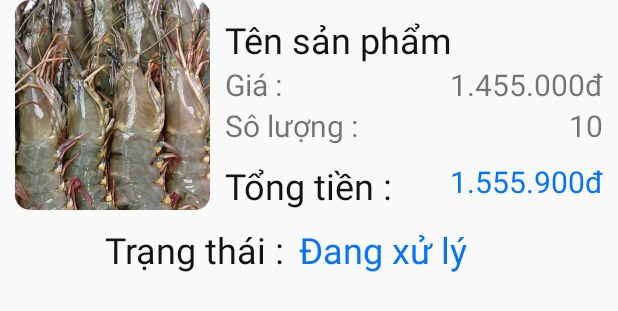
After one commit to vanthongxtt/SeaMarketApp, an Android app: the layout custom_item_order.xml on its own in the app's theme, with its tools: preview values and no code run, on a phone screen of 412 x 824 dp. The commit adds this screen. Shown: the top 311 px of the screen. Run offline under Robolectric (Android 15) with nearby library versions, the phone set to English and light mode, and no system bars.

Commit message:
custom_item_order.xml

```diff
--- a/app/src/main/java/com/sefvi/seamarket/View/Activity/Personal/SettingActivity.java
+++ b/app/src/main/java/com/sefvi/seamarket/View/Activity/Personal/SettingActivity.java
@@ -6,6 +6,7 @@ import android.content.Intent;
 import android.os.Bundle;
 import android.view.View;
 import android.widget.ImageView;
+import android.widget.LinearLayout;
 import android.widget.RelativeLayout;
 import android.widget.TextView;
 
@@ -15,6 +16,7 @@ import com.sefvi.seamarket.View.Activity.ChangeInforActivity;
 
 public class SettingActivity extends AppCompatActivity {
     RelativeLayout language,changeinformation;
+    LinearLayout settingLogOut;
     @Override
     protected void onCreate(Bundle savedInstanceState) {
         super.onCreate(savedInstanceState);
@@ -35,6 +37,8 @@ public class SettingActivity extends AppCompatActivity {
     private void  initEvents() {
         language = findViewById(R.id.setting_language);
         changeinformation=findViewById(R.id.setting_change_information);
+        settingLogOut = findViewById(R.id.settingLogOut);
+
 
 
 
@@ -57,8 +61,13 @@ public class SettingActivity extends AppCompatActivity {
                 startActivity(intent);
             }
         });
+        settingLogOut.setOnClickListener(new View.OnClickListener() {
+            @Override
+            public void onClick(View view) {
 
 
+            }
+        });
     }
 
 }
--- a/app/src/main/res/layout/activity_setting.xml
+++ b/app/src/main/res/layout/activity_setting.xml
@@ -75,6 +75,7 @@
         </LinearLayout>
     </androidx.cardview.widget.CardView>
     <LinearLayout
+        android:id="@+id/settingLogOut"
         android:layout_width="wrap_content"
         android:layout_alignParentBottom="true"
         android:layout_marginLeft="10dp"
--- /dev/null
+++ b/app/src/main/res/layout/custom_item_order.xml
@@ -0,0 +1,155 @@
+<?xml version="1.0" encoding="utf-8"?>
+<LinearLayout xmlns:android="http://schemas.android.com/apk/res/android"
+    android:layout_width="match_parent"
+    android:layout_height="wrap_content"
+    xmlns:app="http://schemas.android.com/apk/res-auto"
+    android:orientation="vertical">
+    <LinearLayout
+        android:layout_width="match_parent"
+        android:layout_height="wrap_content"
+        android:orientation="horizontal">
+        <androidx.cardview.widget.CardView
+            android:layout_width="wrap_content"
+            android:layout_height="wrap_content"
+            android:layout_marginLeft="10dp"
+            android:layout_marginRight="10dp"
+            app:cardCornerRadius="10dp">
+
+            <ImageView
+                android:id="@+id/itemBasketImg"
+                android:layout_width="130dp"
+                android:layout_height="140dp"
+                android:scaleType="centerCrop"
+                android:src="@drawable/home_img_combo_hot_tom" />
+        </androidx.cardview.widget.CardView>
+        <LinearLayout
+            android:layout_width="match_parent"
+            android:orientation="vertical"
+            android:layout_height="wrap_content">
+            <LinearLayout
+                android:layout_width="match_parent"
+                android:layout_marginTop="10dp"
+                android:orientation="vertical"
+                android:layout_height="wrap_content">
+                <TextView
+                    android:id="@+id/itemBasketName"
+                    android:layout_width="match_parent"
+                    android:layout_height="wrap_content"
+                    android:maxLines="1"
+                    android:textColor="@color/ligth_black_color"
+                    android:textSize="24sp"
+                    android:text="Tên sản phẩm"/>
+                <LinearLayout
+                    android:layout_width="match_parent"
+                    android:orientation="horizontal"
+                    android:layout_height="match_parent">
+                    <TextView
+                        android:layout_width="wrap_content"
+                        android:layout_height="wrap_content"
+                        android:maxLines="1"
+                        android:textSize="20sp"
+                        android:text="Giá :"/>
+                    <TextView
+                        android:layout_gravity="right"
+                        android:gravity="right"
+                        android:layout_width="match_parent"
+                        android:layout_height="wrap_content"
+                        android:maxLines="1"
+                        android:layout_marginRight="10dp"
+                        android:textSize="20sp"
+                        android:text="1.455.000đ"/>
+                </LinearLayout>
+                <LinearLayout
+                    android:layout_width="match_parent"
+                    android:orientation="horizontal"
+                    android:layout_height="match_parent">
+                    <TextView
+                        android:layout_width="wrap_content"
+                        android:layout_height="wrap_content"
+                        android:maxLines="1"
+                        android:textSize="20sp"
+                        android:text="Sô lượng :"/>
+                    <TextView
+                        android:layout_gravity="right"
+                        android:gravity="right"
+                        android:layout_width="match_parent"
+                        android:layout_height="wrap_content"
+                        android:maxLines="1"
+                        android:layout_marginRight="10dp"
+                        android:textSize="20sp"
+                        android:text="10"/>
+                </LinearLayout>
+                <LinearLayout
+                    android:layout_width="match_parent"
+                    android:layout_marginTop="10dp"
+                    android:orientation="horizontal"
+                    android:layout_height="match_parent">
+                    <TextView
+                        android:layout_width="wrap_content"
+                        android:layout_height="wrap_content"
+                        android:maxLines="1"
+                        android:textSize="24sp"
+                        android:textColor="@color/ligth_black_color"
+                        android:text="Tổng tiền :"/>
+                    <TextView
+                        android:layout_gravity="right"
+                        android:gravity="right"
+                        android:layout_width="match_parent"
+                        android:textColor="@color/blue_color"
+                        android:layout_height="wrap_content"
+                        android:maxLines="1"
+                        android:layout_marginRight="10dp"
+                        android:textSize="20sp"
+                        android:text="1.555.900đ"/>
+                </LinearLayout>
+
+
+            </LinearLayout>
+            <RelativeLayout
+                android:layout_width="match_parent"
+                android:layout_marginTop="10dp"
+                android:layout_marginLeft="10dp"
+                android:layout_height="wrap_content">
+
+
+
+
+
+            </RelativeLayout>
+
+        </LinearLayout>
+    </LinearLayout>
+
+    <LinearLayout
+        android:layout_width="match_parent"
+        android:layout_gravity="center"
+        android:gravity="center"
+        android:layout_height="match_parent">
+        <LinearLayout
+            android:layout_width="wrap_content"
+            android:layout_height="wrap_content"
+            android:orientation="horizontal"
+            android:layout_gravity="center">
+            <TextView
+                android:layout_width="wrap_content"
+                android:layout_height="wrap_content"
+                android:textColor="@color/ligth_black_color"
+                android:maxLines="1"
+                android:textSize="24sp"
+                android:text="Trạng thái :"/>
+            <TextView
+                android:layout_gravity="center"
+                android:textColor="@color/blue_color"
+                android:layout_width="wrap_content"
+                android:layout_height="wrap_content"
+                android:layout_marginLeft="10dp"
+                android:maxLines="1"
+                android:layout_marginRight="30dp"
+                android:textSize="24sp"
+                android:text="Đang xử lý"/>
+        </LinearLayout>
+
+    </LinearLayout>
+
+
+</LinearLayout>
```
